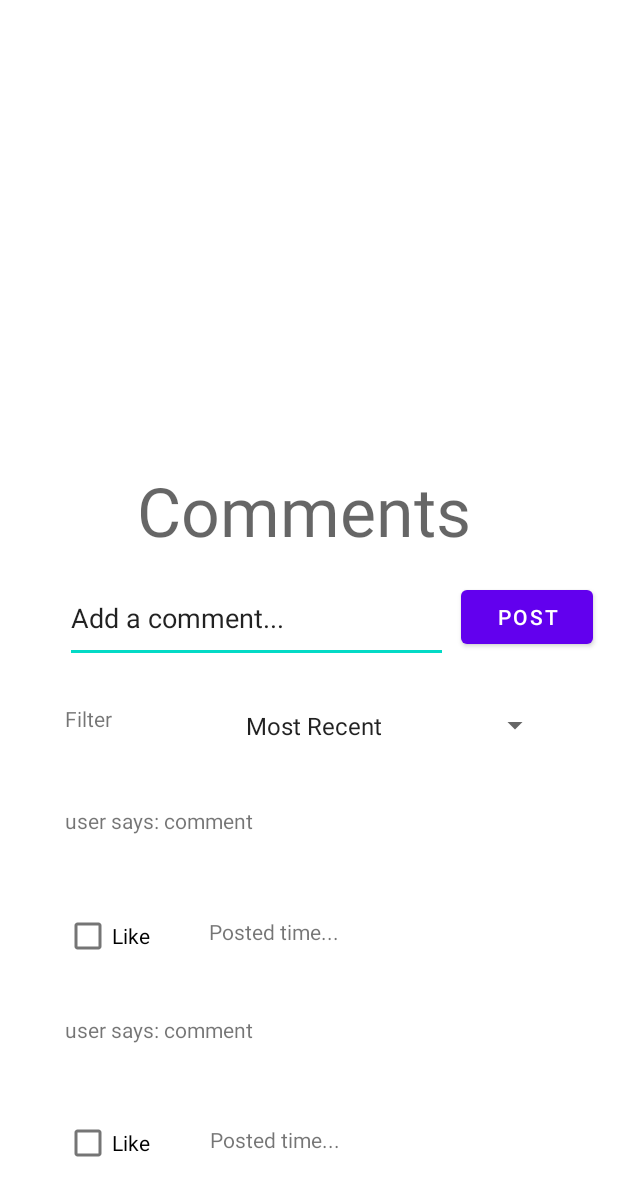
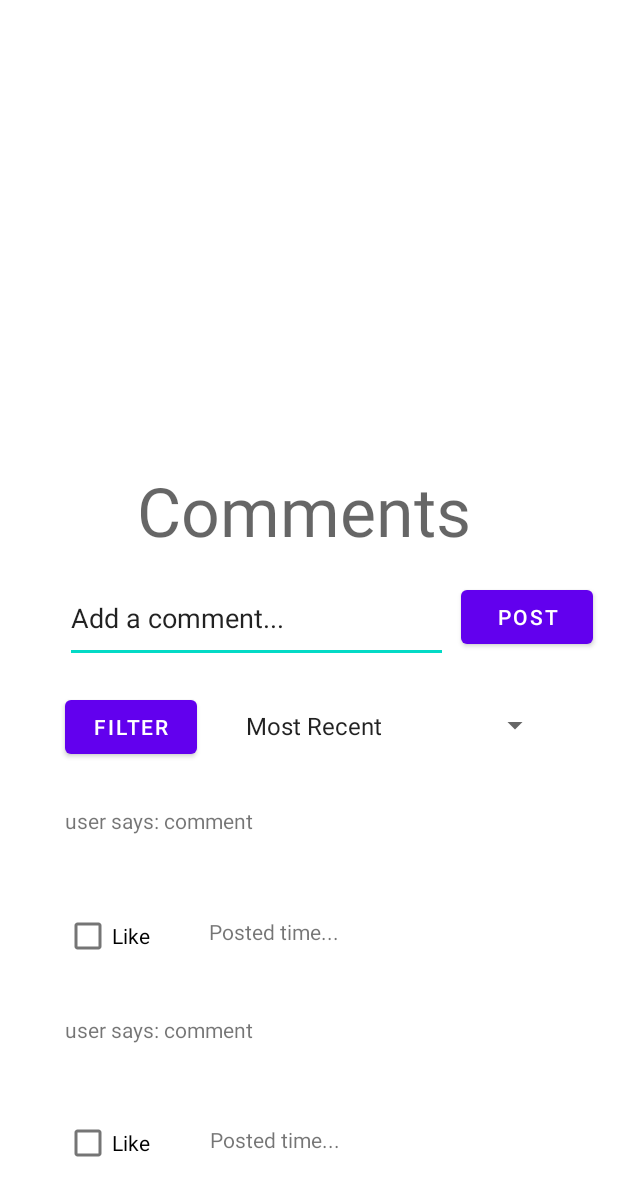
Before and after one commit to caffeine98/Hungry, an Android app: the MainActivity screen opened directly, with no data from a screen before it, on a phone screen of 412 x 824 dp. Shown: the top 1196 px of the screen. Run offline under Robolectric (Android 15) with nearby library versions, the phone set to English and light mode, and no system bars.

Commit message:
New Comment and Filter Update

```diff
--- a/app/src/main/res/layout/activity_main.xml
+++ b/app/src/main/res/layout/activity_main.xml
@@ -103,18 +103,6 @@
         app:layout_constraintTop_toTopOf="parent"
         app:layout_constraintVertical_bias="0.773" />
 
-    <TextView
-        android:id="@+id/textView4"
-        android:layout_width="98dp"
-        android:layout_height="33dp"
-        android:text="Filter"
-        app:layout_constraintBottom_toBottomOf="parent"
-        app:layout_constraintEnd_toEndOf="parent"
-        app:layout_constraintHorizontal_bias="0.137"
-        app:layout_constraintStart_toStartOf="parent"
-        app:layout_constraintTop_toTopOf="parent"
-        app:layout_constraintVertical_bias="0.594" />
-
     <Spinner
         android:id="@+id/spinner"
         android:layout_width="211dp"
@@ -130,6 +118,7 @@
         android:id="@+id/post"
         android:layout_width="wrap_content"
         android:layout_height="wrap_content"
+        android:onClick="post"
         android:text="Post"
         app:layout_constraintBottom_toBottomOf="parent"
         app:layout_constraintEnd_toEndOf="parent"
@@ -138,4 +127,17 @@
         app:layout_constraintTop_toTopOf="parent"
         app:layout_constraintVertical_bias="0.499" />
 
+    <Button
+        android:id="@+id/filter"
+        android:layout_width="wrap_content"
+        android:layout_height="wrap_content"
+        android:onClick="filter"
+        android:text="Filter"
+        app:layout_constraintBottom_toBottomOf="parent"
+        app:layout_constraintEnd_toEndOf="parent"
+        app:layout_constraintHorizontal_bias="0.133"
+        app:layout_constraintStart_toStartOf="parent"
+        app:layout_constraintTop_toTopOf="parent"
+        app:layout_constraintVertical_bias="0.594" />
+
 </androidx.constraintlayout.widget.ConstraintLayout>
```
Also changed, not shown: app/src/main/java/com/example/hungry/MainActivity.java (+121 -0 lines).
